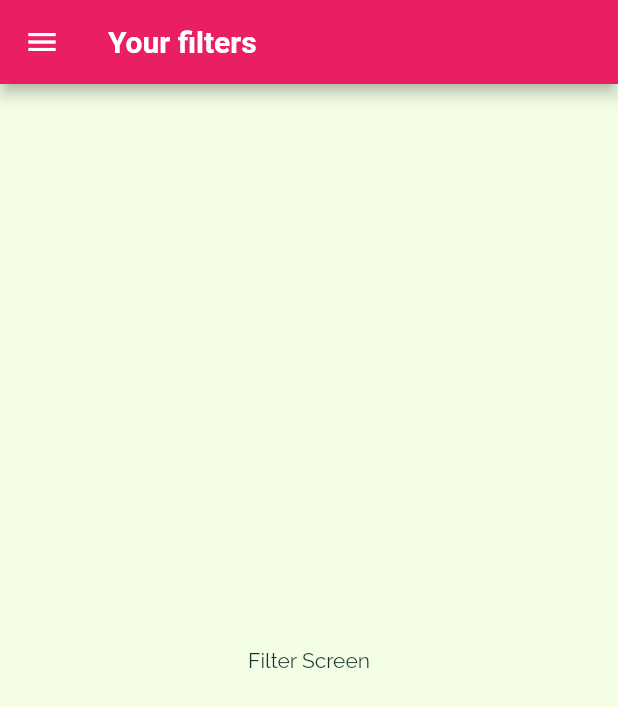
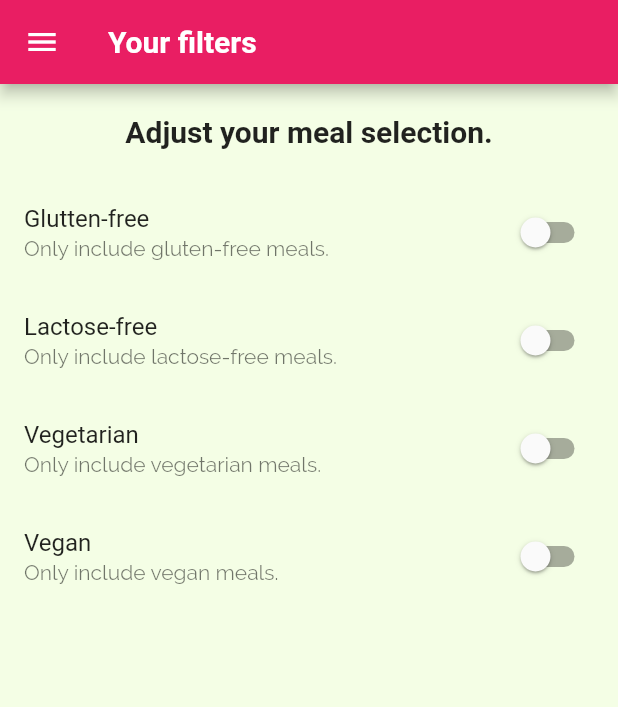
Before and after one commit to DarkoPG27/flutter-recipe-app, a Flutter app: the FiltersScreen screen opened by its route, on a phone screen of 412 x 824 dp. Shown: the top 707 px of the screen. Run offline on Flutter 3.47's test engine with Material 2 defaults, Android fonts, the phone set to English and light mode, and no system bars; Roboto replaces fonts that are missing (Robotocondensed).

Commit message:
Adding Filter Switches

```diff
--- a/lib/screens/filters_screen.dart
+++ b/lib/screens/filters_screen.dart
@@ -1,8 +1,32 @@
 import 'package:flutter/material.dart';
 import '../widgets/main_drawer.dart';
 
-class FiltersScreen extends StatelessWidget {
+class FiltersScreen extends StatefulWidget {
   static const routeName = '/filters';
+
+  @override
+  _FiltersScreenState createState() => _FiltersScreenState();
+}
+
+class _FiltersScreenState extends State<FiltersScreen> {
+  var _glutenFree = false;
+  var _vegetarian = false;
+  var _vegan = false;
+  var _lactoseFree = false;
+
+  Widget _buildSwitchListTile(
+    String title,
+    String description,
+    bool currentValue,
+    void Function(bool) updateValue,
+  ) {
+    return SwitchListTile(
+      title: Text(title),
+      value: currentValue,
+      subtitle: Text(description),
+      onChanged: updateValue,
+    );
+  }
 
   @override
   Widget build(BuildContext context) {
@@ -11,9 +35,70 @@
           title: Text('Your filters'),
         ),
         drawer: MainDrawer(),
-      body: Center(
-        child: Text('Filter Screen'),
+        body: Column(
+          children: [
+            Container(
+              padding: EdgeInsets.all(20),
+              child: Text(
+                'Adjust your meal selection.',
+                style: Theme.of(context).textTheme.headline6,
               ),
+            ),
+            Expanded(
+              child: ListView(
+                children: [
+                  _buildSwitchListTile(
+                    'Glutten-free',
+                    'Only include gluten-free meals.',
+                    _glutenFree,
+                    (newValue) {
+                      setState(
+                        () {
+                          _glutenFree = newValue;
+                        },
                       );
+                    },
+                  ),
+                  _buildSwitchListTile(
+                    'Lactose-free',
+                    'Only include lactose-free meals.',
+                    _lactoseFree,
+                    (newValue) {
+                      setState(
+                        () {
+                          _lactoseFree = newValue;
+                        },
+                      );
+                    },
+                  ),
+                  _buildSwitchListTile(
+                    'Vegetarian',
+                    'Only include vegetarian meals.',
+                    _vegetarian,
+                    (newValue) {
+                      setState(
+                        () {
+                          _vegetarian = newValue;
+                        },
+                      );
+                    },
+                  ),
+                  _buildSwitchListTile(
+                    'Vegan',
+                    'Only include vegan meals.',
+                    _vegan,
+                    (newValue) {
+                      setState(
+                        () {
+                          _vegan = newValue;
+                        },
+                      );
+                    },
+                  ),
+                ],
+              ),
+            )
+          ],
+        ));
   }
 }
```
Lines whose indentation alone changed are shown as unchanged.
